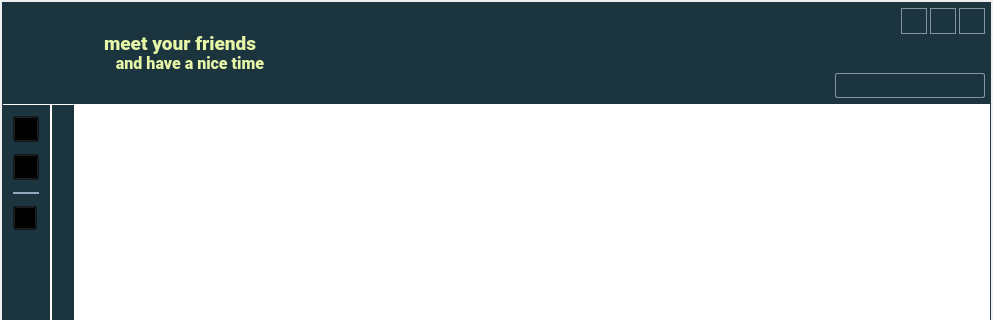
Qt form src/app/gui/forms/mainwindow.ui (botorabi/Meet4Eat-Desktop) before a commit; both pictures show x 0 to 993 and y 0 to 320 of the 993 by 719 pixel window.
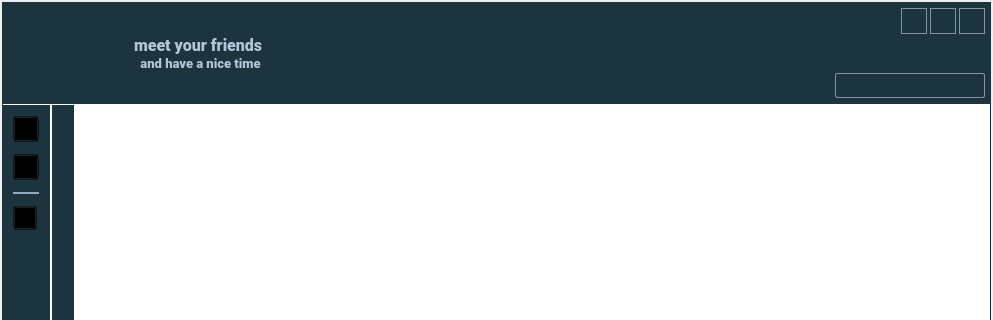
The same form after that commit. Icons and pictures are not drawn.

Commit message: Desktop Client: minor gui improvement

```diff
--- a/src/app/gui/forms/mainwindow.ui
+++ b/src/app/gui/forms/mainwindow.ui
@@ -141,6 +141,22 @@
                 </property>
                </widget>
               </item>
+              <item>
+               <spacer name="horizontalSpacer_3">
+                <property name="orientation">
+                 <enum>Qt::Horizontal</enum>
+                </property>
+                <property name="sizeType">
+                 <enum>QSizePolicy::Minimum</enum>
+                </property>
+                <property name="sizeHint" stdset="0">
+                 <size>
+                  <width>30</width>
+                  <height>20</height>
+                 </size>
+                </property>
+               </spacer>
+              </item>
               <item>
                <widget class="QLabel" name="labelLogoText">
                 <property name="minimumSize">
@@ -152,7 +168,7 @@
                 <property name="font">
                  <font>
                   <family>Roboto Black</family>
-                  <pointsize>12</pointsize>
+                  <pointsize>10</pointsize>
                   <weight>75</weight>
                   <bold>true</bold>
                  </font>
@@ -165,17 +181,17 @@
                 </property>
                 <property name="styleSheet">
                  <string notr="true">QLabel#labelLogoText {
-  color: rgb(231, 247, 167);
+  color: rgb(181,197, 217);;
 }</string>
                 </property>
                 <property name="text">
-                 <string>&lt;html&gt;&lt;head/&gt;&lt;body&gt;&lt;p&gt;&lt;span style=&quot; font-size:14pt;&quot;&gt;meet your friends&lt;br/&gt;&lt;/span&gt;&lt;span style=&quot; font-size:12pt;&quot;&gt;&amp;nbsp;&amp;nbsp;&amp;nbsp;and have a nice time&lt;/span&gt;&lt;/p&gt;&lt;/body&gt;&lt;/html&gt;</string>
+                 <string>&lt;html&gt;&lt;head/&gt;&lt;body&gt;&lt;p&gt;&lt;span style=&quot; font-size:12pt;&quot;&gt;meet your friends&lt;/span&gt;&lt;span style=&quot; font-size:14pt;&quot;&gt;&lt;br/&gt;&lt;/span&gt;&lt;span style=&quot; font-size:12pt;&quot;/&gt;&lt;span style=&quot; font-size:10pt;&quot;&gt;&amp;nbsp;&amp;nbsp;and have a nice time&lt;/span&gt;&lt;/p&gt;&lt;/body&gt;&lt;/html&gt;</string>
                 </property>
                 <property name="alignment">
                  <set>Qt::AlignLeading|Qt::AlignLeft|Qt::AlignVCenter</set>
                 </property>
                 <property name="margin">
-                 <number>10</number>
+                 <number>0</number>
                 </property>
                </widget>
               </item>
```
The commit also changes 2 other files.
